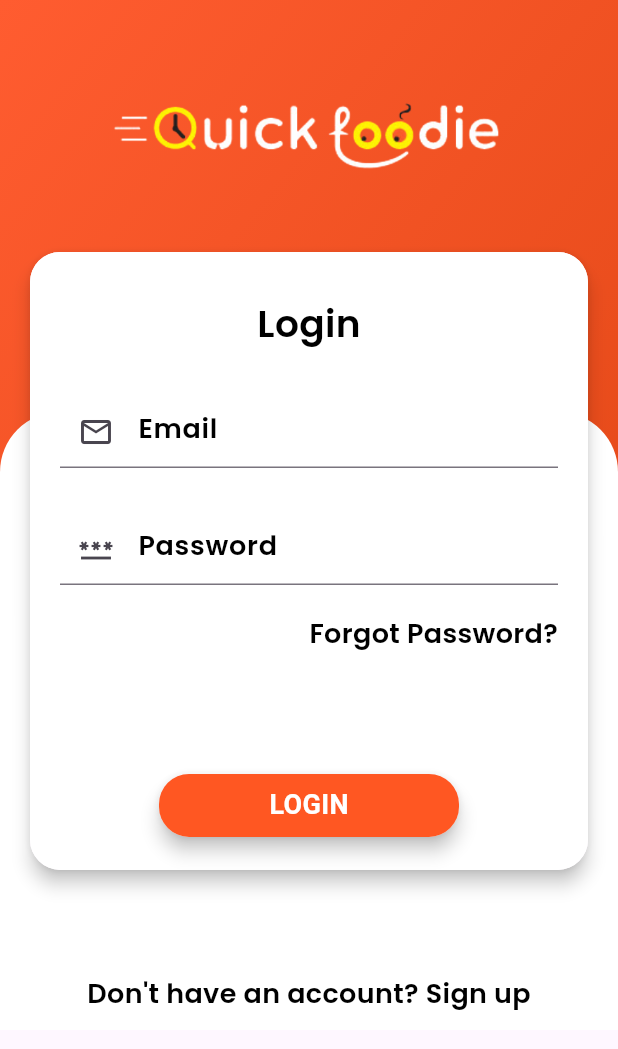
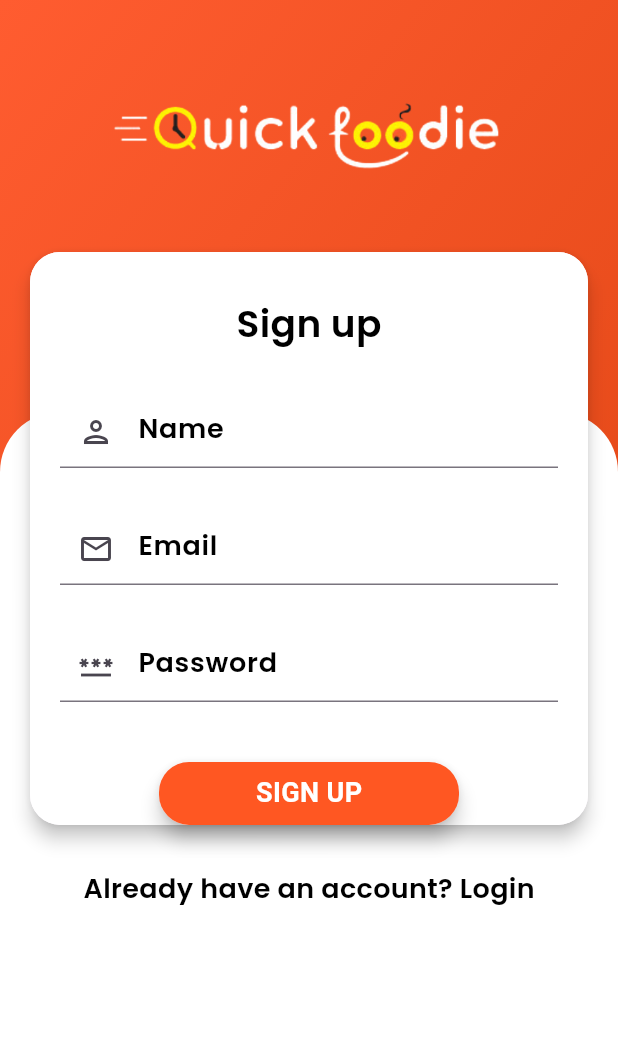
Before and after one commit to mojjoiv/platform-flutter, a Flutter app: the screen it shows after launch, on a phone screen of 412 x 824 dp. Shown: the top 1049 px of the screen. Run offline on Flutter 3.47's test engine with Material 3 defaults, Android fonts, the phone set to English and light mode, and no system bars; our stand-ins replace curved_navigation_bar; Roboto replaces fonts that are missing (Poppins1).

Commit message:
new changes

```diff
--- a/lib/main.dart
+++ b/lib/main.dart
@@ -1,7 +1,7 @@
 import 'package:flutter/material.dart';
 // import 'package:ecommerceplatform/pages/home.dart';
 // import 'package:ecommerceplatform/pages/bottomnav.dart';
-import 'package:ecommerceplatform/pages/login.dart';
+import 'package:ecommerceplatform/pages/signup.dart';
 
 void main() => runApp(MyApp());
 
@@ -20,7 +20,7 @@ class MyApp extends StatelessWidget {
         primarySwatch: Colors.blue,
       ),
       // A widget which will be started on application startup
-      home: Login(),
+      home: SignUp(),
     );
   }
 }
--- a/lib/pages/login.dart
+++ b/lib/pages/login.dart
@@ -1,18 +1,21 @@
 import 'package:flutter/material.dart';
 import 'package:ecommerceplatform/widgets/widget_support.dart';
+import 'package:ecommerceplatform/pages/signup.dart';
 
-class Login extends StatefulWidget {
-  const Login({super.key});
+class LogIn extends StatefulWidget {
+  const LogIn({super.key});
 
   @override
-  State<Login> createState() => _LoginState();
+  State<LogIn> createState() => _LogInState();
 }
 
-class _LoginState extends State<Login> {
+class _LogInState extends State<LogIn> {
   @override
   Widget build(BuildContext context) {
     return Scaffold(
-      body: Container(
+      body: SingleChildScrollView(
+        child: Container(
+          height: MediaQuery.of(context).size.height,
           child: Stack(
             children: [
               Container(
@@ -25,18 +28,22 @@ class _LoginState extends State<Login> {
                     colors: [
                       Color(0xFFff5c30),
                       Color(0xFFe74b1a),
-                  ])),
+                    ],
+                  ),
+                ),
               ),
               Container(
-              margin:
-                  EdgeInsets.only(top: MediaQuery.of(context).size.height / 3),
-              height: MediaQuery.of(context).size.height / 2,
+                margin: EdgeInsets.only(
+                    top: MediaQuery.of(context).size.height / 3),
+                height: MediaQuery.of(context).size.height / 1.5,
                 width: MediaQuery.of(context).size.width,
                 decoration: BoxDecoration(
                   color: Colors.white,
                   borderRadius: BorderRadius.only(
                     topLeft: Radius.circular(40),
-                      topRight: Radius.circular(40))),
+                    topRight: Radius.circular(40),
+                  ),
+                ),
                 child: Text(""),
               ),
               Container(
@@ -48,34 +55,29 @@ class _LoginState extends State<Login> {
                         "images/logo.png",
                         width: MediaQuery.of(context).size.width / 1.5,
                         fit: BoxFit.cover,
-                  )),
-                  SizedBox(
-                    height: 50.0,
                       ),
+                    ),
+                    SizedBox(height: 50.0),
                     Material(
                       elevation: 5.0,
                       borderRadius: BorderRadius.circular(20),
                       child: Container(
-                      padding: EdgeInsets.only(left: 20.0, right: 20.0),
-                      width: MediaQuery.of(context).size.width,
-                      height: MediaQuery.of(context).size.height / 2,
+                        padding: EdgeInsets.symmetric(horizontal: 20.0),
                         decoration: BoxDecoration(
                           color: Colors.white,
-                          borderRadius: BorderRadius.circular(20)),
+                          borderRadius: BorderRadius.circular(20),
+                        ),
                         child: Form(
                           // key: _formkey,
                           child: Column(
+                            mainAxisSize: MainAxisSize.min,
                             children: [
-                            SizedBox(
-                              height: 30.0,
-                            ),
+                              SizedBox(height: 40.0),
                               Text(
-                              "Login",
+                                "LogIn",
                                 style: AppWidget.HeadlineTextStyle(),
                               ),
-                            SizedBox(
-                              height: 30.0,
-                            ),
+                              SizedBox(height: 30.0),
                               TextFormField(
                                 // controller: useremailcontroller,
                                 validator: (value) {
@@ -87,11 +89,10 @@ class _LoginState extends State<Login> {
                                 decoration: InputDecoration(
                                   hintText: 'Email',
                                   hintStyle: AppWidget.semiBoldTextStyle(),
-                                  prefixIcon: Icon(Icons.email_outlined)),
+                                  prefixIcon: Icon(Icons.email_outlined),
                                 ),
-                            SizedBox(
-                              height: 30.0,
                               ),
+                              SizedBox(height: 30.0),
                               TextFormField(
                                 //  controller:userpasswordcontroller,
                                 validator: (value) {
@@ -104,11 +105,10 @@ class _LoginState extends State<Login> {
                                 decoration: InputDecoration(
                                   hintText: 'Password',
                                   hintStyle: AppWidget.semiBoldTextStyle(),
-                                  prefixIcon: Icon(Icons.password_outlined)),
+                                  prefixIcon: Icon(Icons.password_outlined),
                                 ),
-                            SizedBox(
-                              height: 20.0,
                               ),
+                              SizedBox(height: 20.0),
                               GestureDetector(
                                 // onTap: () {
                                 //   Navigator.push(
@@ -122,11 +122,10 @@ class _LoginState extends State<Login> {
                                   child: Text(
                                     "Forgot Password?",
                                     style: AppWidget.semiBoldTextStyle(),
-                                  )),
                                   ),
-                            SizedBox(
-                              height: 80.0,
                                 ),
+                              ),
+                              SizedBox(height: 50.0),
                               GestureDetector(
                                 // onTap: (){
                                 //   if(_formkey.currentState!.validate()){
@@ -135,26 +134,30 @@ class _LoginState extends State<Login> {
                                 //       password= userpasswordcontroller.text;
                                 //     });
                                 //   }
-                              //   userLogin();
+                                //   userLogIn();
                                 // },
                                 child: Material(
                                   elevation: 5.0,
                                   borderRadius: BorderRadius.circular(20),
                                   child: Container(
-                                  padding: EdgeInsets.symmetric(vertical: 8.0),
+                                    padding:
+                                        EdgeInsets.symmetric(vertical: 8.0),
                                     width: 200,
                                     decoration: BoxDecoration(
                                       color: Color(0Xffff5722),
-                                      borderRadius: BorderRadius.circular(20)),
+                                      borderRadius: BorderRadius.circular(20),
+                                    ),
                                     child: Center(
                                       child: Text(
-                                    "LOGIN",
+                                        "LogIn",
                                         style: TextStyle(
                                           color: Colors.white,
                                           fontSize: 18.0,
                                           fontFamily: 'Poppins1',
-                                        fontWeight: FontWeight.bold),
-                                  )),
+                                          fontWeight: FontWeight.bold,
+                                        ),
+                                      ),
+                                    ),
                                   ),
                                 ),
                               ),
@@ -163,22 +166,22 @@ class _LoginState extends State<Login> {
                         ),
                       ),
                     ),
-                  SizedBox(
-                    height: 70.0,
-                  ),
+                    SizedBox(height: 30.0),
                     GestureDetector(
-                      // onTap: () {
-                      //   Navigator.push(context,
-                      //       MaterialPageRoute(builder: (context) => SignUp()));
-                      // },
+                      onTap: () {
+                        Navigator.push(context,
+                            MaterialPageRoute(builder: (context) => SignUp()));
+                      },
                       child: Text(
                         "Don't have an account? Sign up",
                         style: AppWidget.semiBoldTextStyle(),
-                  ))
+                      ),
+                    ),
                   ],
                 ),
-            )
+              ),
             ],
+          ),
         ),
       ),
     );
--- /dev/null
+++ b/lib/pages/signup.dart
@@ -0,0 +1,191 @@
+import 'package:flutter/material.dart';
+import 'package:ecommerceplatform/widgets/widget_support.dart';
+import 'package:ecommerceplatform/pages/login.dart';
+
+class SignUp extends StatefulWidget {
+  const SignUp({super.key});
+
+  @override
+  State<SignUp> createState() => _SignUpState();
+}
+
+class _SignUpState extends State<SignUp> {
+  @override
+  Widget build(BuildContext context) {
+    return Scaffold(
+      body: SingleChildScrollView(
+        child: Container(
+          height: MediaQuery.of(context).size.height,
+          child: Stack(
+            children: [
+              Container(
+                width: MediaQuery.of(context).size.width,
+                height: MediaQuery.of(context).size.height / 2.5,
+                decoration: BoxDecoration(
+                    gradient: LinearGradient(
+                        begin: Alignment.topLeft,
+                        end: Alignment.bottomRight,
+                        colors: [
+                      Color(0xFFff5c30),
+                      Color(0xFFe74b1a),
+                    ])),
+              ),
+              Container(
+                margin: EdgeInsets.only(
+                    top: MediaQuery.of(context).size.height / 3),
+                height: MediaQuery.of(context).size.height / 1.5,
+                width: MediaQuery.of(context).size.width,
+                decoration: BoxDecoration(
+                    color: Colors.white,
+                    borderRadius: BorderRadius.only(
+                        topLeft: Radius.circular(40),
+                        topRight: Radius.circular(40))),
+                child: Text(""),
+              ),
+              Container(
+                margin: EdgeInsets.only(top: 60.0, left: 20.0, right: 20.0),
+                child: Column(
+                  children: [
+                    Center(
+                        child: Image.asset(
+                      "images/logo.png",
+                      width: MediaQuery.of(context).size.width / 1.5,
+                      fit: BoxFit.cover,
+                    )),
+                    SizedBox(
+                      height: 50.0,
+                    ),
+                    Material(
+                      elevation: 5.0,
+                      borderRadius: BorderRadius.circular(20),
+                      child: Container(
+                        padding: EdgeInsets.only(left: 20.0, right: 20.0),
+                        width: MediaQuery.of(context).size.width,
+                        decoration: BoxDecoration(
+                            color: Colors.white,
+                            borderRadius: BorderRadius.circular(20)),
+                        child: Form(
+                          // key: _formkey,
+                          child: Column(
+                            mainAxisSize: MainAxisSize.min,
+                            children: [
+                              SizedBox(
+                                height: 30.0,
+                              ),
+                              Text(
+                                "Sign up",
+                                style: AppWidget.HeadlineTextStyle(),
+                              ),
+                              SizedBox(
+                                height: 30.0,
+                              ),
+                              TextFormField(
+                                // controller: namecontroller,
+                                validator: (value) {
+                                  if (value == null || value.isEmpty) {
+                                    return 'Please Enter Name';
+                                  }
+                                  return null;
+                                },
+                                decoration: InputDecoration(
+                                    hintText: 'Name',
+                                    hintStyle: AppWidget.semiBoldTextStyle(),
+                                    prefixIcon: Icon(Icons.person_outlined)),
+                              ),
+                              SizedBox(
+                                height: 30.0,
+                              ),
+                              TextFormField(
+                                // controller: mailcontroller,
+                                validator: (value) {
+                                  if (value == null || value.isEmpty) {
+                                    return 'Please Enter E-mail';
+                                  }
+                                  return null;
+                                },
+                                decoration: InputDecoration(
+                                    hintText: 'Email',
+                                    hintStyle: AppWidget.semiBoldTextStyle(),
+                                    prefixIcon: Icon(Icons.email_outlined)),
+                              ),
+                              SizedBox(
+                                height: 30.0,
+                              ),
+                              TextFormField(
+                                // controller: passwordcontroller,
+                                validator: (value) {
+                                  if (value == null || value.isEmpty) {
+                                    return 'Please Enter Password';
+                                  }
+                                  return null;
+                                },
+                                obscureText: true,
+                                decoration: InputDecoration(
+                                    hintText: 'Password',
+                                    hintStyle: AppWidget.semiBoldTextStyle(),
+                                    prefixIcon: Icon(Icons.password_outlined)),
+                              ),
+                              SizedBox(
+                                height: 40.0, // Adjusted height here
+                              ),
+                              GestureDetector(
+                                // onTap: () async {
+                                //   if (_formkey.currentState!.validate()) {
+                                //     setState(() {
+                                //       email = mailcontroller.text;
+                                //       name = namecontroller.text;
+                                //       password = passwordcontroller.text;
+                                //     });
+                                //   }
+                                //   registration();
+                                // },
+                                child: Material(
+                                  elevation: 5.0,
+                                  borderRadius: BorderRadius.circular(20),
+                                  child: Container(
+                                    padding:
+                                        EdgeInsets.symmetric(vertical: 8.0),
+                                    width: 200,
+                                    decoration: BoxDecoration(
+                                        color: Color(0Xffff5722),
+                                        borderRadius:
+                                            BorderRadius.circular(20)),
+                                    child: Center(
+                                        child: Text(
+                                      "SIGN UP",
+                                      style: TextStyle(
+                                          color: Colors.white,
+                                          fontSize: 18.0,
+                                          fontFamily: 'Poppins1',
+                                          fontWeight: FontWeight.bold),
+                                    )),
+                                  ),
+                                ),
+                              ),
+                            ],
+                          ),
+                        ),
+                      ),
+                    ),
+                    SizedBox(
+                      height: 30.0,
+                    ),
+                    GestureDetector(
+                        onTap: () {
+                          Navigator.push(context,
+                              MaterialPageRoute(builder: (context) => LogIn()));
+                        },
+                        child: Text(
+                          "Already have an account? Login",
+                          style: AppWidget.semiBoldTextStyle(),
+                        ))
+                  ],
+                ),
+              )
+            ],
+          ),
+        ),
+      ),
+    );
+  }
+}
```
Also changed, not shown: lib/pages/onboard.dart (added, +125 -0 lines), lib/widgets/content_model.dart (added, +22 -0 lines). Lines whose indentation alone changed are shown as unchanged.
